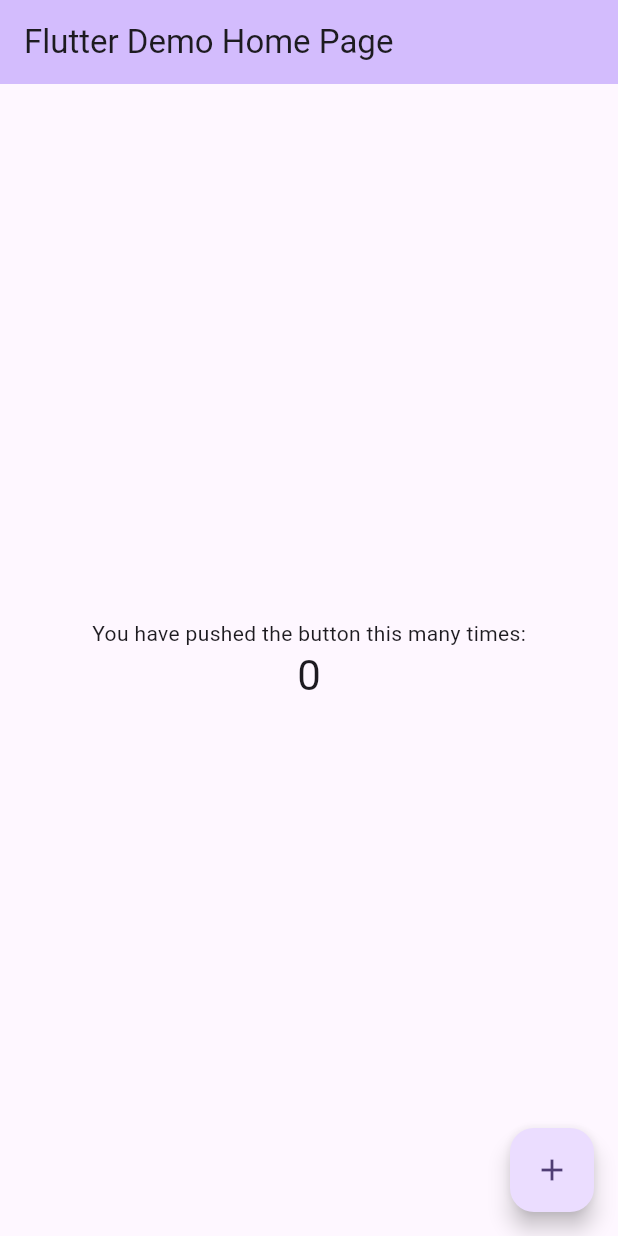
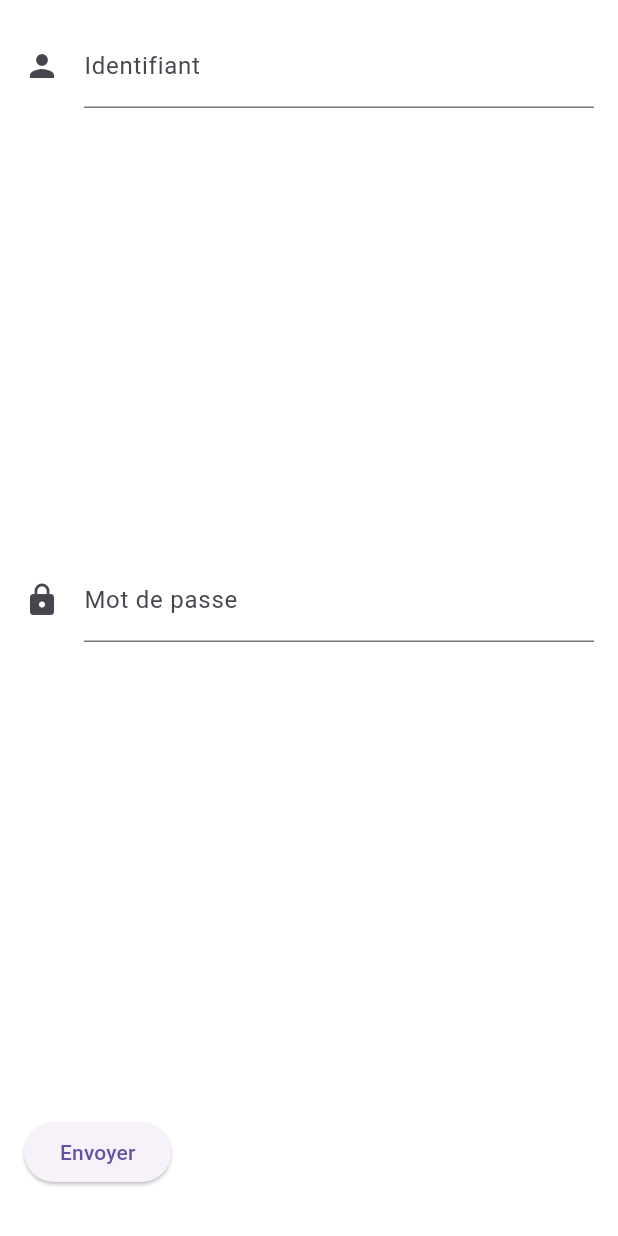
Before and after one commit to shyybi/Ciel_App, a Flutter app: the screen it shows after launch, on a phone screen of 412 x 824 dp. Run offline on Flutter 3.47's test engine with Material 3 defaults, Android fonts, the phone set to English and light mode, and no system bars.

Commit message:
Latest Update

```diff
--- a/lib/main.dart
+++ b/lib/main.dart
@@ -1,125 +1,80 @@
 import 'package:flutter/material.dart';
 
 void main() {
-  runApp(const MyApp());
+  runApp(MyApp());
 }
-
 class MyApp extends StatelessWidget {
-  const MyApp({super.key});
-
-  // This widget is the root of your application.
   @override
   Widget build(BuildContext context) {
     return MaterialApp(
-      title: 'Flutter Demo',
-      theme: ThemeData(
-        // This is the theme of your application.
-        //
-        // TRY THIS: Try running your application with "flutter run". You'll see
-        // the application has a purple toolbar. Then, without quitting the app,
-        // try changing the seedColor in the colorScheme below to Colors.green
-        // and then invoke "hot reload" (save your changes or press the "hot
-        // reload" button in a Flutter-supported IDE, or press "r" if you used
-        // the command line to start the app).
-        //
-        // Notice that the counter didn't reset back to zero; the application
-        // state is not lost during the reload. To reset the state, use hot
-        // restart instead.
-        //
-        // This works for code too, not just values: Most code changes can be
-        // tested with just a hot reload.
-        colorScheme: ColorScheme.fromSeed(seedColor: Colors.deepPurple),
-        useMaterial3: true,
+      home: Scaffold(
+        backgroundColor: Colors.white,
+        body: Center(
+          child: MyHomePage(),
+        ),
       ),
-      home: const MyHomePage(title: 'Flutter Demo Home Page'),
+    );
+  }
+}
+class MyHomePage extends StatelessWidget {
+  @override
+  Widget build(BuildContext context) {
+    return Container(
+      padding: EdgeInsets.all(16.0),
+      child: Form(
+        key: _formKey,
+        child: Column(
+          mainAxisAlignment: MainAxisAlignment.spaceBetween,
+          crossAxisAlignment: CrossAxisAlignment.start,
+          children: <Widget>[
+            TextFormField(
+              decoration: const InputDecoration(
+                icon: const Icon(Icons.person),
+                hintText: 'Entrez votre identifiant',
+                labelText: 'Identifiant',
+              ),
+            ),
+            SizedBox(height: 10),
+            TextFormField(
+              decoration: const InputDecoration(
+                icon: const Icon(Icons.lock),
+                hintText: 'Entre votre mot de passe',
+                labelText: 'Mot de passe',
+              ),
+            ),
+            SizedBox(height: 10),
+            Padding(
+              padding: const EdgeInsets.symmetric(vertical: 16),
+              child: ElevatedButton(
+                onPressed: () {
+                  if (_formKey.currentState!.validate()) {
+                    Navigator.push(
+                      context,
+                      MaterialPageRoute(builder: (context) => SecondPage()),
+                    );
+                  }
+                },
+                child: const Text('Envoyer'),
+              ),
+            ),
+          ],
+        ),
+      ),
     );
   }
 }
 
-class MyHomePage extends StatefulWidget {
-  const MyHomePage({super.key, required this.title});
-
-  // This widget is the home page of your application. It is stateful, meaning
-  // that it has a State object (defined below) that contains fields that affect
-  // how it looks.
-
-  // This class is the configuration for the state. It holds the values (in this
-  // case the title) provided by the parent (in this case the App widget) and
-  // used by the build method of the State. Fields in a Widget subclass are
-  // always marked "final".
-
-  final String title;
-
-  @override
-  State<MyHomePage> createState() => _MyHomePageState();
-}
-
-class _MyHomePageState extends State<MyHomePage> {
-  int _counter = 0;
-
-  void _incrementCounter() {
-    setState(() {
-      // This call to setState tells the Flutter framework that something has
-      // changed in this State, which causes it to rerun the build method below
-      // so that the display can reflect the updated values. If we changed
-      // _counter without calling setState(), then the build method would not be
-      // called again, and so nothing would appear to happen.
-      _counter++;
-    });
-  }
-
+class SecondPage extends StatelessWidget {
   @override
   Widget build(BuildContext context) {
-    // This method is rerun every time setState is called, for instance as done
-    // by the _incrementCounter method above.
-    //
-    // The Flutter framework has been optimized to make rerunning build methods
-    // fast, so that you can just rebuild anything that needs updating rather
-    // than having to individually change instances of widgets.
     return Scaffold(
       appBar: AppBar(
-        // TRY THIS: Try changing the color here to a specific color (to
-        // Colors.amber, perhaps?) and trigger a hot reload to see the AppBar
-        // change color while the other colors stay the same.
-        backgroundColor: Theme.of(context).colorScheme.inversePrimary,
-        // Here we take the value from the MyHomePage object that was created by
-        // the App.build method, and use it to set our appbar title.
-        title: Text(widget.title),
+        title: Text('Index'),
       ),
       body: Center(
-        // Center is a layout widget. It takes a single child and positions it
-        // in the middle of the parent.
-        child: Column(
-          // Column is also a layout widget. It takes a list of children and
-          // arranges them vertically. By default, it sizes itself to fit its
-          // children horizontally, and tries to be as tall as its parent.
-          //
-          // Column has various properties to control how it sizes itself and
-          // how it positions its children. Here we use mainAxisAlignment to
-          // center the children vertically; the main axis here is the vertical
-          // axis because Columns are vertical (the cross axis would be
-          // horizontal).
-          //
-          // TRY THIS: Invoke "debug painting" (choose the "Toggle Debug Paint"
-          // action in the IDE, or press "p" in the console), to see the
-          // wireframe for each widget.
-          mainAxisAlignment: MainAxisAlignment.center,
-          children: <Widget>[
-            const Text(
-              'You have pushed the button this many times:',
-            ),
-            Text(
-              '$_counter',
-              style: Theme.of(context).textTheme.headlineMedium,
-            ),
-          ],
-        ),
+        child: Text('a'),
       ),
-      floatingActionButton: FloatingActionButton(
-        onPressed: _incrementCounter,
-        tooltip: 'Increment',
-        child: const Icon(Icons.add),
-      ), // This trailing comma makes auto-formatting nicer for build methods.
     );
   }
 }
+final _formKey = GlobalKey<FormState>();
```
